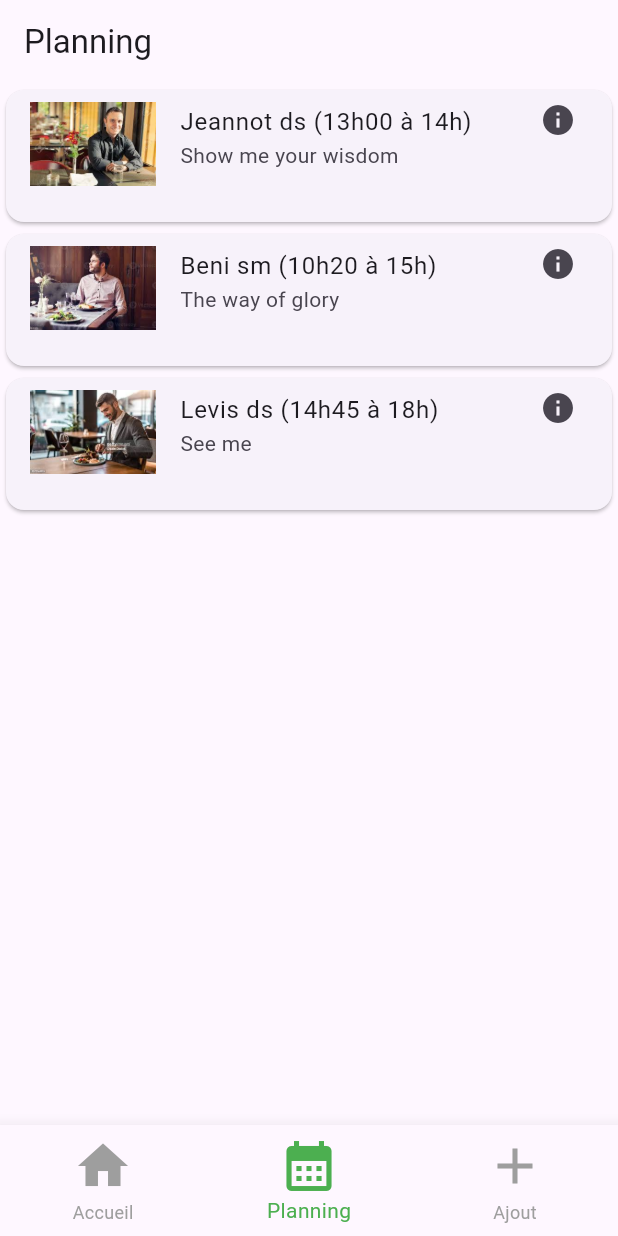
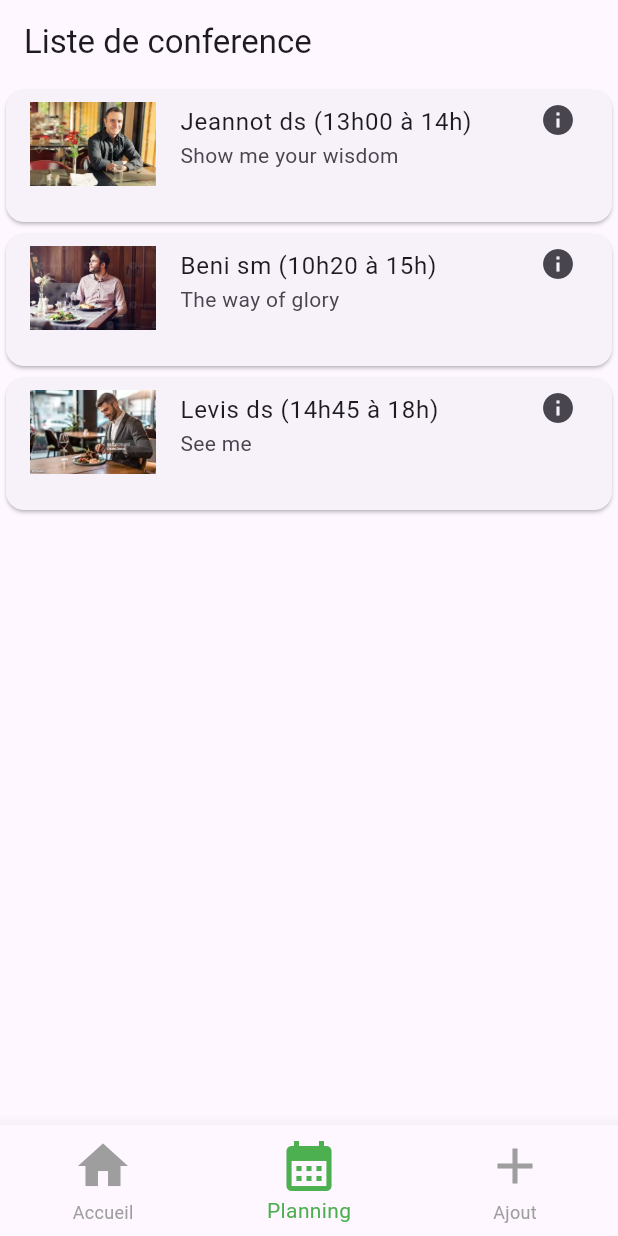
Before and after one commit to jeannotds/asynconf-flutter, a Flutter app: the screen it shows after launch, item 2 of the bottom bar chosen, on a phone screen of 412 x 824 dp. Run offline on Flutter 3.47's test engine with Material 3 defaults, Android fonts, the phone set to English and light mode, and no system bars.

```diff
--- a/lib/main.dart
+++ b/lib/main.dart
@@ -32,8 +32,8 @@ class _MyAppState extends State<MyApp> {
         appBar: AppBar(
             title: [
           const Text("Accueil"),
-          const Text("Planning"),
-          const Text("Ajout")
+          const Text("Liste de conference"),
+          const Text("Formulaire")
         ][_currentIndex]),
         body: [
           const HomePage(),
```
